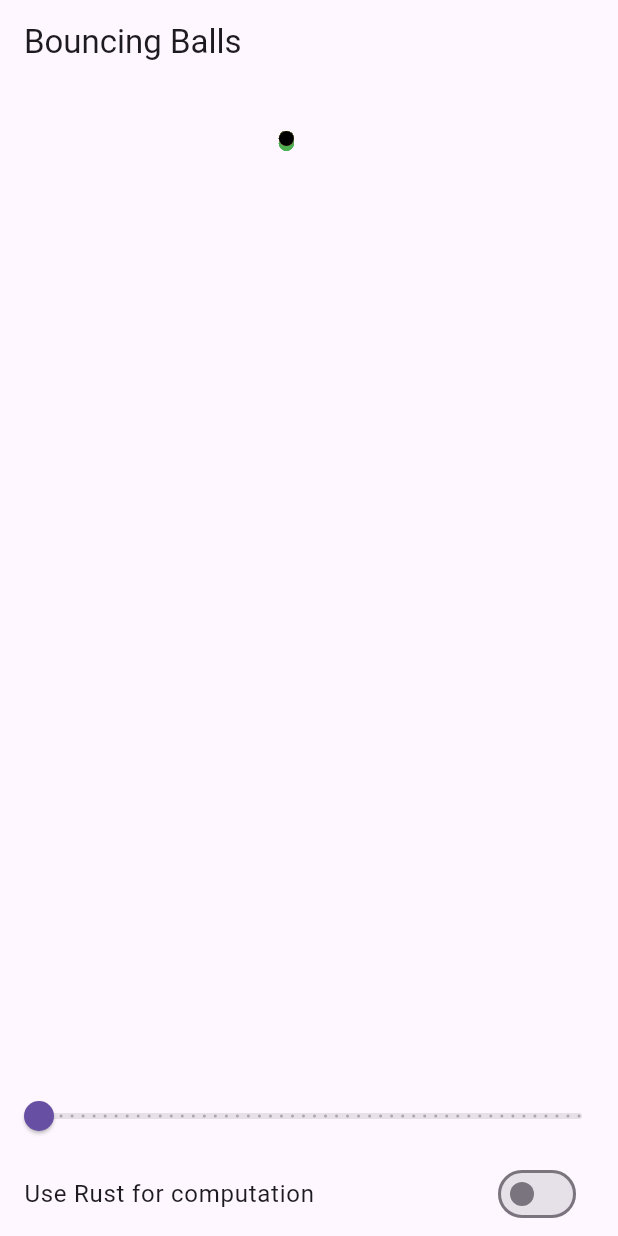
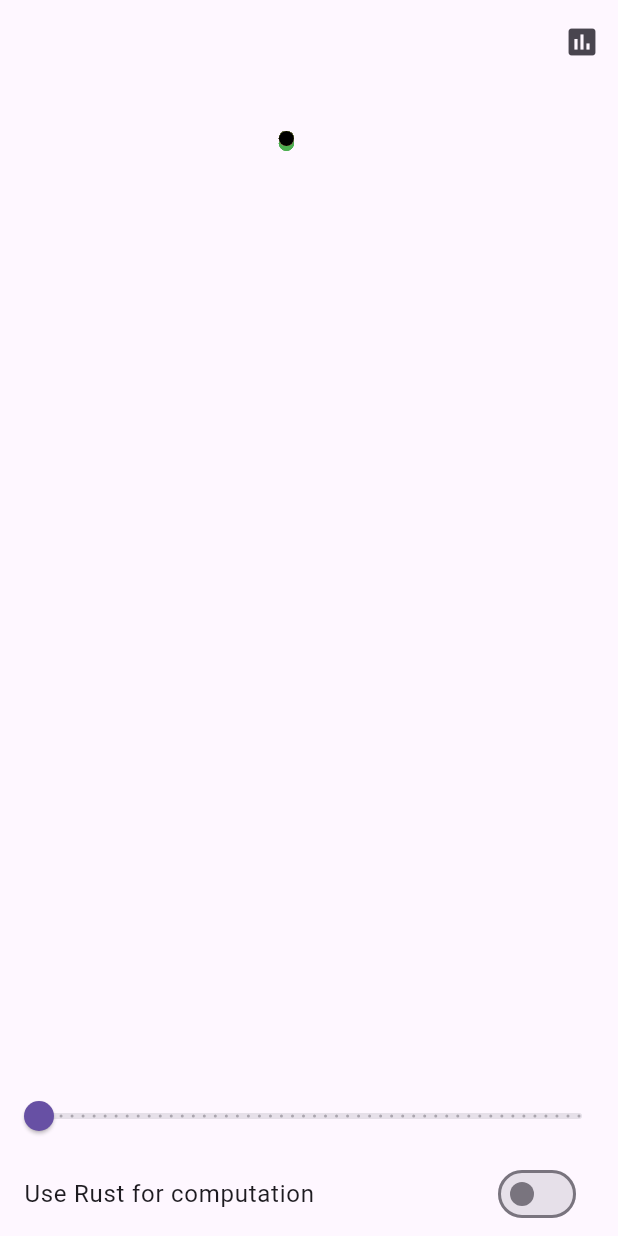
Before and after one commit to NiharikaPatil/Ball_simulator, a Flutter app: the screen it shows after launch, on a phone screen of 412 x 824 dp. Run offline on Flutter 3.47's test engine with Material 3 defaults, Android fonts, the phone set to English and light mode, and no system bars; missing offline and left inert: dart:ffi; statements that could not run were skipped.

```diff
--- a/lib/main.dart
+++ b/lib/main.dart
@@ -5,20 +5,41 @@ void main() {
   runApp(MyApp());
 }
 
-class MyApp extends StatelessWidget {
+class MyApp extends StatefulWidget {
+  @override
+  _MyAppState createState() => _MyAppState();
+}
+
+class _MyAppState extends State<MyApp> {
+  bool _showPerformanceOverlay = false;
+
+  void _togglePerformanceOverlay() {
+    setState(() {
+      _showPerformanceOverlay = !_showPerformanceOverlay;
+    });
+  }
+
   @override
   Widget build(BuildContext context) {
     return MaterialApp(
-      title: 'Bouncing',
+      title: 'Bouncing Balls',
       theme: ThemeData(
         primarySwatch: Colors.red,
       ),
       home: Scaffold(
         appBar: AppBar(
-          title: Text('Bouncing Balls'),
+          title: Text(''),
+          actions: <Widget>[
+            IconButton(
+              icon: Icon(Icons.assessment),
+              onPressed: _togglePerformanceOverlay,
+            )
+          ],
         ),
         body: ContainerWidget(),
       ),
+      debugShowCheckedModeBanner: false,
+      showPerformanceOverlay: _showPerformanceOverlay,
     );
   }
 }
```
